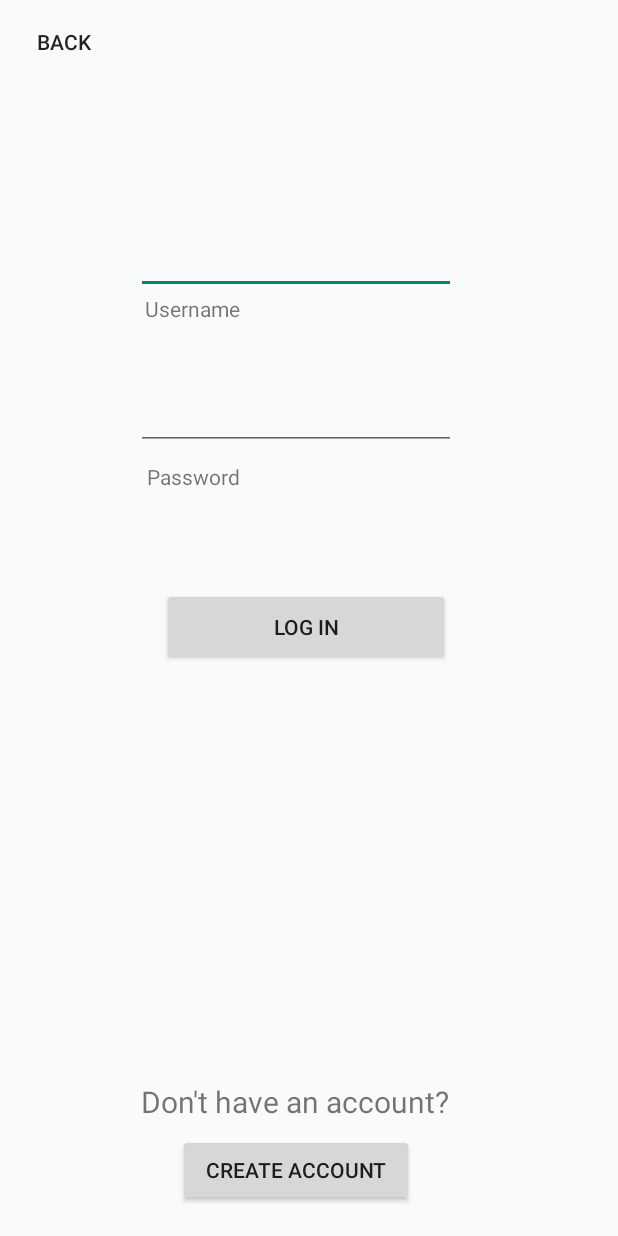
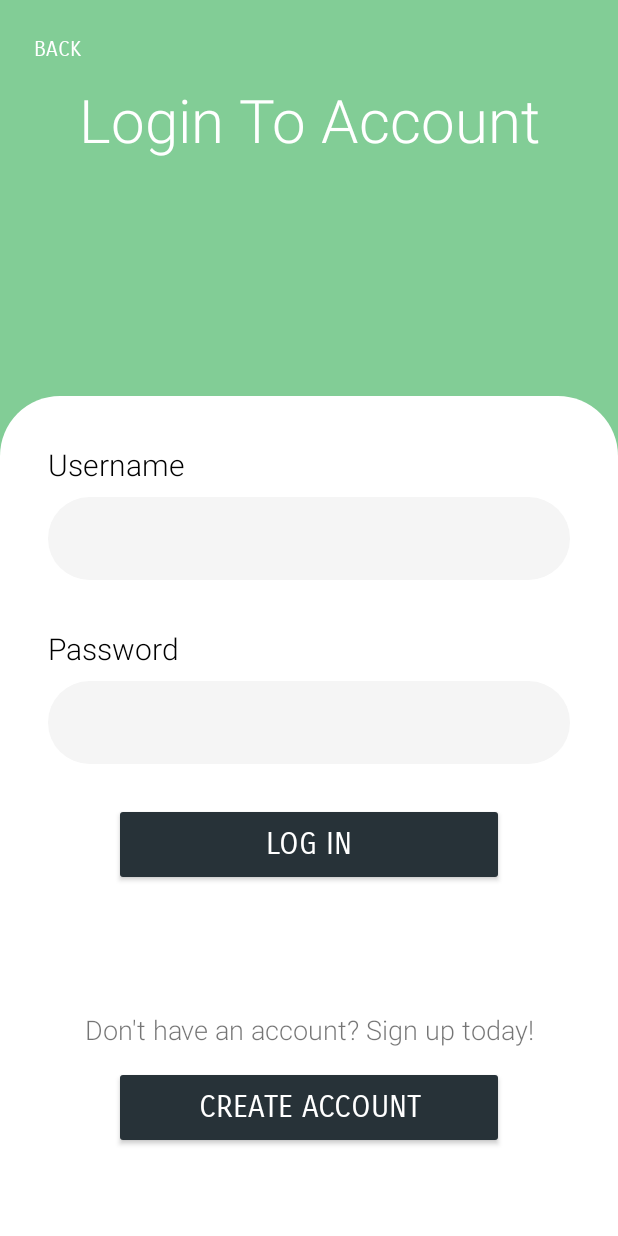
Before and after one commit to Georgin11/Mealer_App, an Android app: the LogInActivity screen opened directly, with no data from a screen before it, on a phone screen of 412 x 824 dp. Run offline under Robolectric (Android 15) with nearby library versions, the light colour scheme and no system bars; Roboto replaces fonts that are not available here.

Commit message:
Updated with my drawable folder, and preliminary UI changes, NO FUNCTIONAL CHANGES MADE

```diff
--- a/app/src/main/res/layout/log_in.xml
+++ b/app/src/main/res/layout/log_in.xml
@@ -6,95 +6,169 @@
     android:layout_height="match_parent"
     tools:context="com.example.Mealer_App.LogInActivity">
 
+    <RelativeLayout
+        android:id="@+id/relativeLayout"
+        android:layout_width="match_parent"
+        android:layout_height="match_parent"
+        android:background="#82CD96">
+
+        <LinearLayout
+            android:layout_width="match_parent"
+            android:layout_height="160dp"
+            android:layout_alignParentTop="true"
+            android:layout_marginTop="0dp"
+            android:gravity="center"
+            android:orientation="vertical">
+
+            <TextView
+                android:id="@+id/loginBanner"
+                android:layout_width="wrap_content"
+                android:layout_height="wrap_content"
+                android:fontFamily="sans-serif-light"
+                android:gravity="center"
+                android:text="Login To Account"
+                android:textColor="@color/white"
+                android:textSize="40sp" />
+        </LinearLayout>
+
+    <LinearLayout
+        android:layout_width="match_parent"
+        android:layout_height="560dp"
+        android:layout_alignParentBottom="true"
+        android:layout_marginTop="70dp"
+        android:layout_marginBottom="0dp"
+        android:background="@drawable/half_white_background"
+        android:orientation="vertical"
+        android:padding="32sp">
+
+        <TextView
+            android:id="@+id/textView4"
+            android:layout_width="match_parent"
+            android:layout_height="wrap_content"
+            android:fontFamily="sans-serif-light"
+            android:text="Username"
+            android:textColor="#000000"
+            android:textSize="20sp" />
+
         <EditText
             android:id="@+id/editTextTextPersonName"
-        android:layout_width="wrap_content"
-        android:layout_height="wrap_content"
-        android:layout_marginTop="148dp"
-        android:layout_marginEnd="108dp"
+            android:layout_width="match_parent"
+            android:layout_height="55dp"
+            android:layout_marginTop="8dp"
+            android:background="@drawable/edittext_background"
             android:ems="10"
+
             android:inputType="textPersonName"
             android:minHeight="48dp"
-        app:layout_constraintEnd_toEndOf="parent"
-        app:layout_constraintTop_toTopOf="parent"
+
+            android:padding="16dp"
+            android:textColor="#8e8e8e"
+
+            android:textSize="18dp"
             tools:ignore="SpeakableTextPresentCheck" />
+
+        <TextView
+            android:id="@+id/textView5"
+            android:layout_width="match_parent"
+            android:layout_height="wrap_content"
+            android:layout_marginTop="32dp"
+            android:fontFamily="sans-serif-light"
+            android:text="Password"
+            android:textColor="#000000"
+            android:textSize="20sp" />
 
         <EditText
             android:id="@+id/editTextTextPassword"
-        android:layout_width="wrap_content"
-        android:layout_height="wrap_content"
-        android:layout_marginTop="252dp"
-        android:layout_marginEnd="108dp"
+            android:layout_width="match_parent"
+            android:layout_height="55dp"
+            android:layout_marginTop="8dp"
+            android:background="@drawable/edittext_background"
             android:ems="10"
+
             android:inputType="textPassword"
             android:minHeight="48dp"
-        app:layout_constraintEnd_toEndOf="parent"
-        app:layout_constraintTop_toTopOf="parent"
+
+            android:padding="16dp"
+            android:textColor="#8e8e8e"
+
+            android:textSize="18dp"
             tools:ignore="SpeakableTextPresentCheck" />
+
+        <LinearLayout
+            android:layout_width="match_parent"
+            android:layout_height="match_parent"
+            android:layout_weight="1"
+            android:gravity="center"
+            android:orientation="vertical">
 
             <Button
                 android:id="@+id/button2"
-        android:layout_width="192dp"
-        android:layout_height="51dp"
-        android:layout_marginTop="392dp"
-        android:layout_marginEnd="112dp"
+                android:layout_width="wrap_content"
+                android:layout_height="wrap_content"
+                android:width="260dp"
+                android:height="55dp"
+                android:backgroundTint="#273238"
+                android:fontFamily="sans-serif-smallcaps"
+                android:gravity="center"
                 android:onClick="LogIn"
                 android:text="Log In"
+                android:textColor="@color/white"
+                android:textSize="20sp" />
+
+            <View
+                android:id="@+id/view"
+                android:layout_width="match_parent"
+                android:layout_height="35dp" />
+
+            <TextView
+                android:id="@+id/SignUpTodayLine"
+                android:layout_width="match_parent"
+                android:layout_height="wrap_content"
+                android:layout_marginTop="48dp"
+                android:fontFamily="sans-serif-light"
+                android:gravity="center"
+
+                android:text="Don't have an account? Sign up today!"
+                android:textSize="18sp"
+                tools:ignore="TouchTargetSizeCheck" />
+
+            <View
+                android:id="@+id/view2"
+                android:layout_width="match_parent"
+                android:layout_height="12dp" />
+
+            <Button
+                android:id="@+id/button4"
+                android:layout_width="wrap_content"
+                android:layout_height="wrap_content"
+                android:width="260dp"
+                android:height="55dp"
+                android:backgroundTint="#273238"
+                android:fontFamily="sans-serif-smallcaps"
+                android:gravity="center"
+                android:onClick="NoAccount"
+                android:text="Create Account"
+                android:textColor="@color/white"
+                android:textSize="20sp" />
+
+        </LinearLayout>
+    </LinearLayout>
+
+        <Button
+            android:id="@+id/button3"
+            android:layout_width="65dp"
+            android:layout_height="55dp"
+            android:layout_marginStart="5dp"
+            android:layout_marginTop="5dp"
+            android:layout_marginEnd="320dp"
+            android:background="@null"
+            android:fontFamily="sans-serif-smallcaps"
+            android:onClick="GoBack"
+            android:text="Back"
+            android:textColor="@color/white"
             app:layout_constraintEnd_toEndOf="parent"
             app:layout_constraintTop_toTopOf="parent" />
 
-    <TextView
-        android:id="@+id/textView5"
-        android:layout_width="wrap_content"
-        android:layout_height="wrap_content"
-        android:layout_marginTop="308dp"
-        android:layout_marginEnd="252dp"
-        android:text="Password"
-        app:layout_constraintEnd_toEndOf="parent"
-        app:layout_constraintTop_toTopOf="parent" />
-
-    <TextView
-        android:id="@+id/textView4"
-        android:layout_width="wrap_content"
-        android:layout_height="wrap_content"
-        android:layout_marginTop="196dp"
-        android:layout_marginEnd="252dp"
-        android:text="Username"
-        app:layout_constraintEnd_toEndOf="parent"
-        app:layout_constraintTop_toTopOf="parent" />
-
-    <Button
-        android:id="@+id/button3"
-        android:layout_width="75dp"
-        android:layout_height="48dp"
-        android:layout_marginTop="4dp"
-        android:layout_marginEnd="332dp"
-        android:text="Back"
-        android:onClick="GoBack"
-        android:background="@null"
-        app:layout_constraintEnd_toEndOf="parent"
-        app:layout_constraintTop_toTopOf="parent" />
-
-    <TextView
-        android:id="@+id/textView7"
-        android:layout_width="wrap_content"
-        android:layout_height="wrap_content"
-        android:layout_marginEnd="112dp"
-        android:layout_marginBottom="76dp"
-        android:text="Don't have an account?"
-        android:textSize="20dp"
-        app:layout_constraintBottom_toBottomOf="parent"
-        app:layout_constraintEnd_toEndOf="parent" />
-
-    <Button
-        android:id="@+id/button4"
-        android:layout_width="157dp"
-        android:layout_height="48dp"
-        android:layout_marginEnd="136dp"
-        android:layout_marginBottom="20dp"
-        android:onClick="NoAccount"
-        android:text="Create Account"
-        app:layout_constraintBottom_toBottomOf="parent"
-        app:layout_constraintEnd_toEndOf="parent" />
+    </RelativeLayout>
 
 </androidx.constraintlayout.widget.ConstraintLayout>
```
Also changed, not shown: app/src/main/res/layout/activity_main.xml (+64 -34 lines), app/src/main/res/layout/activity_sign_up.xml (+56 -51 lines). Lines whose indentation alone changed are shown as unchanged.
